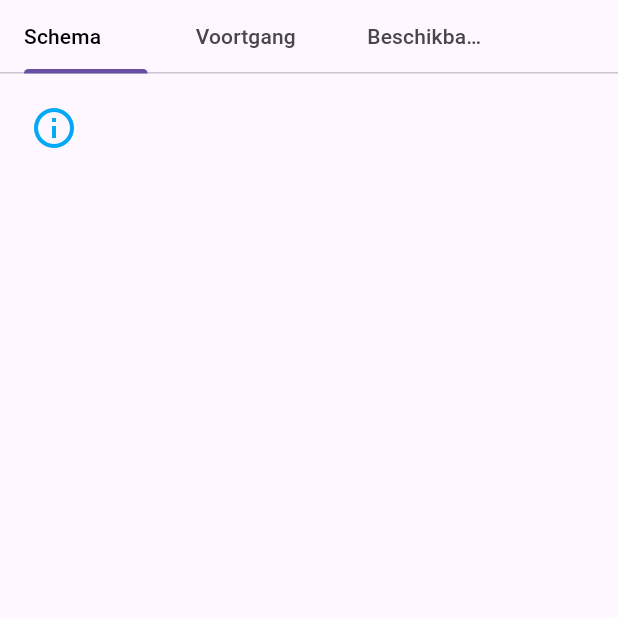
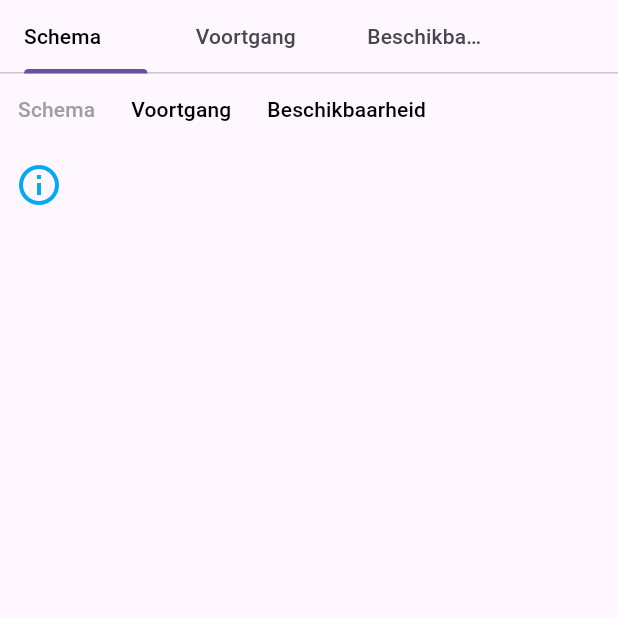
Before and after one commit to robinbakkerus/rooster, a Flutter app: the ViewAllSchemasPage screen opened directly, on a phone screen of 412 x 824 dp, the top half of it. Run offline on Flutter 3.47's test engine with Material 3 defaults, Android fonts, the phone set to English and light mode, and no system bars; our stand-ins replace animated_text_kit, cloud_firestore, device_info_plus, event_bus, firebase_auth, firebase_core and 1 more; missing offline and left inert: universal_html; accounts and stored records are empty.

Commit message:
spreadsheet scrollable

```diff
--- a/lib/event/app_events.dart
+++ b/lib/event/app_events.dart
@@ -4,13 +4,11 @@ import 'package:event_bus/event_bus.dart';
 
 import 'package:rooster/model/app_models.dart';
 
-enum ShowPage { editSchema, createSchema, admin }
-
 /*
  * All Events are maintainded here.
  */
 class ShowPageEvent {
-  ShowPage page;
+  PageEnum page;
   ShowPageEvent(this.page);
 }
 
@@ -83,7 +81,7 @@ class AppEvents {
   /*
   * The methods below are just convenience shortcuts to make it easier for the client to use.
   */
-  static void fireShowPage(ShowPage page) =>
+  static void fireShowPage(PageEnum page) =>
       _sEventBus.fire(ShowPageEvent(page));
 
   static void fireTrainerReady() => _sEventBus.fire(TrainerReadyEvent());
--- a/lib/model/app_models.dart
+++ b/lib/model/app_models.dart
@@ -23,9 +23,11 @@ enum PageEnum {
   editSchema(2),
   trainerSettings(3),
   spreadSheet(4),
-  helpPage(5),
-  adminPage(6),
-  errorPage(7);
+  progess(5),
+  availability(6),
+  helpPage(7),
+  adminPage(8),
+  errorPage(9);
 
   const PageEnum(this.code);
   final int code;
--- a/lib/page/ask_accesscode_page.dart
+++ b/lib/page/ask_accesscode_page.dart
@@ -63,7 +63,7 @@ class _AskAccessCodePageState extends State<AskAccessCodePage> with AppMixin {
                         style: const TextStyle(fontWeight: FontWeight.bold),
                         decoration: const InputDecoration(
                           border: OutlineInputBorder(),
-                          labelText: 'toeganscode',
+                          labelText: 'toegangscode',
                         ),
                       ),
                     ),
--- a/lib/page/spreadsheet_page.dart
+++ b/lib/page/spreadsheet_page.dart
@@ -6,6 +6,7 @@ import 'package:rooster/util/app_helper.dart';
 import 'package:rooster/util/app_mixin.dart';
 import 'package:rooster/util/spreadsheet_generator.dart';
 import 'package:rooster/widget/spreadsheet_extra_day_field.dart';
+import 'package:rooster/widget/spreadsheet_top_buttons.dart';
 import 'package:rooster/widget/spreadsheet_trainer_field.dart';
 import 'package:rooster/widget/spreadsheet_training_field.dart';
 import 'package:flutter/material.dart';
@@ -38,13 +39,13 @@ class _SpreadsheetPageState extends State<SpreadsheetPage> with AppMixin {
     AppEvents.onSpreadsheetTrainerUpdatedEvent(_onSpreadTrainerUpdated);
 
     _spreadSheet = AppData.instance.getSpreadsheet();
-    _dataGrid = _buildGrid();
 
     super.initState();
   }
 
   @override
   Widget build(BuildContext context) {
+    _dataGrid = _buildGrid(context);
     return Scaffold(
       body: _buildBody(),
       floatingActionButton: _buildFab(),
@@ -53,14 +54,10 @@ class _SpreadsheetPageState extends State<SpreadsheetPage> with AppMixin {
 
   //---------------------------------
   Widget _buildBody() {
-    return Padding(
-      padding: const EdgeInsets.all(10.0),
-      child: SafeArea(
-        child: _dataGrid,
-        // wh.verSpace(10),
-        // _buildButtons(),
-        // ],
-      ),
+    return SingleChildScrollView(
+      scrollDirection: Axis.vertical,
+      child: SingleChildScrollView(
+          scrollDirection: Axis.horizontal, child: _dataGrid),
     );
   }
 
@@ -90,21 +87,20 @@ class _SpreadsheetPageState extends State<SpreadsheetPage> with AppMixin {
     return AppData.instance.getTrainer().isSupervisor();
   }
 
-  //--------------------------------------------------------
-  Widget _buildGrid() {
-    return ListView.builder(
-      itemCount: AppData.instance.activeTrainingGroups.length + 1,
-      itemBuilder: (context, index) => _buildListViewItem(context, index),
+  Widget _buildGrid(BuildContext context) {
+    List<Widget> rows = [];
+    rows.add(const SpreadsheetTopButtons(index: 0));
+
+    for (int i = 0; i < AppData.instance.activeTrainingGroups.length; i++) {
+      rows.add(_buildDataTable(context, i));
+    }
+    rows.add(_buildButtons());
+
+    return Column(
+      crossAxisAlignment: CrossAxisAlignment.start,
+      mainAxisAlignment: MainAxisAlignment.start,
+      children: rows,
     );
-  }
-
-  //--------------------------------
-  Widget _buildListViewItem(BuildContext context, int index) {
-    if (index < AppData.instance.activeTrainingGroups.length) {
-      return _buildDataTable(context, index);
-    } else {
-      return _buildButtons();
-    }
   }
 
 //--------------------------------
@@ -241,9 +237,11 @@ class _SpreadsheetPageState extends State<SpreadsheetPage> with AppMixin {
 
   Widget _buildButtons() {
     return Column(
+      crossAxisAlignment: CrossAxisAlignment.start,
       children: [
         wh.verSpace(10),
         Row(
+          mainAxisAlignment: MainAxisAlignment.start,
           children: [
             wh.horSpace(10),
             InkWell(
@@ -357,7 +355,6 @@ class _SpreadsheetPageState extends State<SpreadsheetPage> with AppMixin {
         AppData.instance.spreadSheetStatus = SpreadsheetStatus.opened;
         AppEvents.fireSpreadsheetReady();
       }
-      _dataGrid = _buildGrid();
     });
   }
 
@@ -496,7 +493,6 @@ class _SpreadsheetPageState extends State<SpreadsheetPage> with AppMixin {
     if (mounted) {
       setState(() {
         _spreadSheet = AppData.instance.getSpreadsheet();
-        _dataGrid = _buildGrid();
 
         if (AppData.instance.spreadSheetStatus == SpreadsheetStatus.active) {
           wh.showSnackbar('Schema is al definitief!', color: Colors.orange);
--- a/lib/widget/spreadsheet_extra_day_field.dart
+++ b/lib/widget/spreadsheet_extra_day_field.dart
@@ -29,6 +29,10 @@ class _SpreadsheetDayColumnState extends State<SpreadsheetDayColumn>
 
   @override
   Widget build(BuildContext context) {
+    EdgeInsets insets = AppHelper.instance.isWindows()
+        ? const EdgeInsets.fromLTRB(5, 2, 5, 2)
+        : const EdgeInsets.fromLTRB(2, 2, 2, 2);
+
     Decoration? decoration =
         _isEditable() ? BoxDecoration(border: Border.all(width: 0.1)) : null;
     return InkWell(
@@ -36,7 +40,7 @@ class _SpreadsheetDayColumnState extends State<SpreadsheetDayColumn>
       child: Container(
           decoration: decoration,
           child: Padding(
-            padding: const EdgeInsets.fromLTRB(5, 2, 5, 2),
+            padding: insets,
             child: Text(
               AppHelper.instance.getSimpleDayString(widget.sheetRow.date),
               overflow: TextOverflow.ellipsis,
--- /dev/null
+++ b/lib/widget/spreadsheet_top_buttons.dart
@@ -0,0 +1,41 @@
+import 'package:flutter/material.dart';
+import 'package:rooster/event/app_events.dart';
+import 'package:rooster/model/app_models.dart';
+
+class SpreadsheetTopButtons extends StatelessWidget {
+  final int index;
+  const SpreadsheetTopButtons({super.key, required this.index});
+
+  @override
+  Widget build(BuildContext context) {
+    return Row(
+      crossAxisAlignment: CrossAxisAlignment.start,
+      mainAxisAlignment: MainAxisAlignment.start,
+      children: [
+        TextButton(
+          onPressed: () => _onTopButtonPressed(PageEnum.spreadSheet),
+          style: TextButton.styleFrom(
+            foregroundColor: index == 0 ? Colors.grey : Colors.black,
+          ),
+          child: const Text('Schema'),
+        ),
+        TextButton(
+            onPressed: () => _onTopButtonPressed(PageEnum.progess),
+            style: TextButton.styleFrom(
+              foregroundColor: index == 1 ? Colors.grey : Colors.black,
+            ),
+            child: const Text('Voortgang')),
+        TextButton(
+            onPressed: () => _onTopButtonPressed(PageEnum.availability),
+            style: TextButton.styleFrom(
+              foregroundColor: index == 2 ? Colors.grey : Colors.black,
+            ),
+            child: const Text('Beschikbaarheid')),
+      ],
+    );
+  }
+
+  void _onTopButtonPressed(PageEnum page) {
+    AppEvents.fireShowPage(page);
+  }
+}
```
Also changed, not shown: lib/page/overall_availability_page.dart (+25 -10 lines), lib/page/start_page.dart (+53 -40 lines), lib/page/trainer_progress_page.dart (+23 -8 lines).
